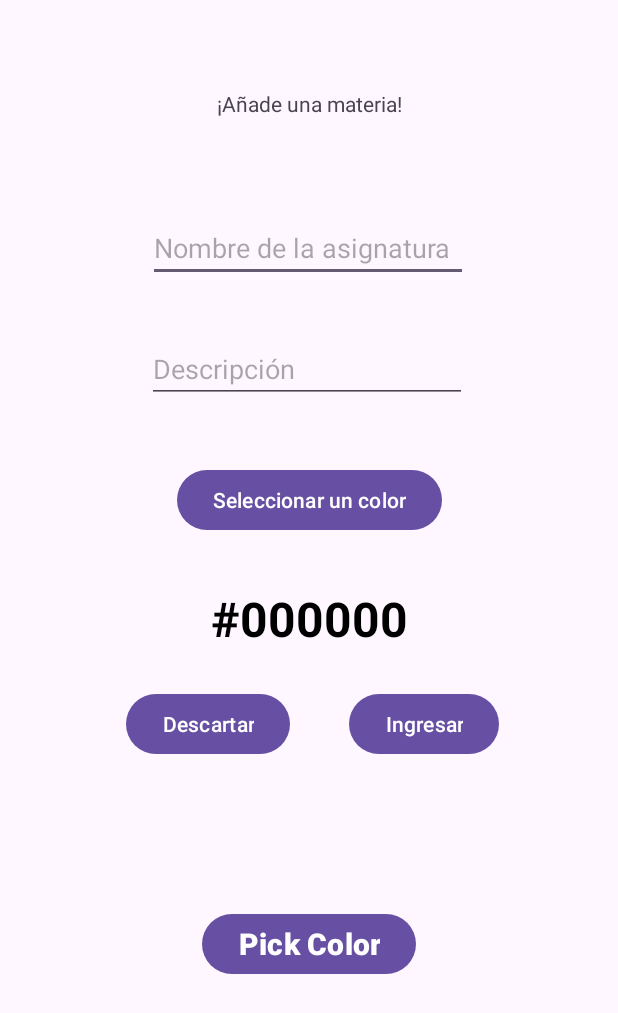
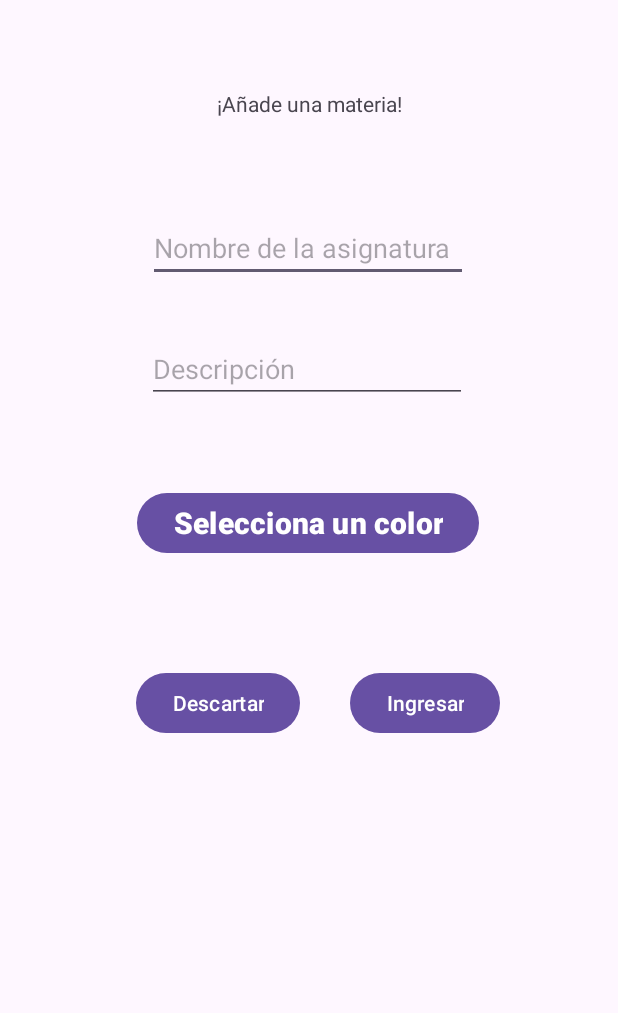
Before and after one commit to EmmanuelGiron/DSM-Proyecto-Final, an Android app: the screen it shows after launch (IngresoMateriaActivity), on a phone screen of 412 x 824 dp. Shown: the top 1013 px of the screen. Run offline under Robolectric (Android 15) with nearby library versions, the phone set to English and light mode, and no system bars; our stand-ins replace Firebase (no records; nobody signed in at launch, a user with empty details on screens opened directly).

Commit message:
Cmabio en el nombre de archvios xml

```diff
--- a/app/build.gradle.kts
+++ b/app/build.gradle.kts
@@ -1,6 +1,7 @@
 plugins {
     id("com.android.application")
     id("org.jetbrains.kotlin.android")
+    id("com.google.gms.google-services")
 }
 
 android {
@@ -44,6 +45,8 @@ dependencies {
     implementation("androidx.appcompat:appcompat:1.6.1")
     implementation("com.google.android.material:material:1.11.0")
     implementation("androidx.constraintlayout:constraintlayout:2.1.4")
+    implementation(platform("com.google.firebase:firebase-bom:32.8.1"))
+    implementation ("com.google.firebase:firebase-database-ktx:20.3.1")
     testImplementation("junit:junit:4.13.2")
     androidTestImplementation("androidx.test.ext:junit:1.1.5")
     androidTestImplementation("androidx.test.espresso:espresso-core:3.5.1")
--- a/app/src/main/AndroidManifest.xml
+++ b/app/src/main/AndroidManifest.xml
@@ -17,7 +17,7 @@
             android:exported="true">
         </activity>
         <activity
-            android:name=".IngresoMateriaActivity"
+            android:name=".Administrador.IngresoMateriaActivity"
             android:exported="true">
             <intent-filter>
                 <action android:name="android.intent.action.MAIN" />
--- a/app/src/main/java/com/example/dsmproyectocatedraac180847mm200149mh192214gc180313/IngresoMateriaActivity.kt
+++ b/app/src/main/java/com/example/dsmproyectocatedraac180847mm200149mh192214gc180313/Administrador/IngresoMateriaActivity.kt
@@ -1,17 +1,31 @@
-package com.example.dsmproyectocatedraac180847mm200149mh192214gc180313
+package com.example.dsmproyectocatedraac180847mm200149mh192214gc180313.Administrador
 
 import android.app.Dialog
 import android.graphics.Color
 import androidx.appcompat.app.AppCompatActivity
 import android.os.Bundle
 import android.widget.Button
+import android.widget.EditText
 import android.widget.LinearLayout
 import android.widget.SeekBar
 import android.widget.TextView
+import androidx.appcompat.app.AlertDialog
+import com.example.dsmproyectocatedraac180847mm200149mh192214gc180313.R
 import com.example.dsmproyectocatedraac180847mm200149mh192214gc180313.databinding.RgbLayoutDialogBinding
-
+import com.google.firebase.database.FirebaseDatabase
 
 class IngresoMateriaActivity: AppCompatActivity() {
+    //Conexion con firebase
+    val database = FirebaseDatabase.getInstance()
+    val reference = database.getReference("materias")
+
+    class Materia {
+        var nombre = ""
+        var descripcion = ""
+        var color = ""
+    }
+
+    val materia = Materia()
 
     private val rgbLayoutDialogBinding : RgbLayoutDialogBinding by lazy {
         RgbLayoutDialogBinding.inflate(layoutInflater)
@@ -19,7 +33,17 @@ class IngresoMateriaActivity: AppCompatActivity() {
 
     override fun onCreate(savedInstanceState: Bundle?) {
         super.onCreate(savedInstanceState)
-        setContentView(R.layout.activity_ingreso_materia)
+        setContentView(R.layout.administrador_ingreso_materia)
+        //Datos form de ingreso de materia
+        var txtNombreMateria = EditText(this)
+        var txtDescripcionMateria = EditText(this)
+        var btnIngresarMateria = Button(this)
+
+        txtNombreMateria = findViewById(R.id.txtMateria)
+        txtDescripcionMateria = findViewById(R.id.txtDescripcionMateria)
+        btnIngresarMateria = findViewById(R.id.btnIngresarMateria)
+
+        //Parte del color picker
         val colorTxt = findViewById<TextView>(R.id.colorTxt)
         val pickColorBtn = findViewById<Button>(R.id.pickColorBtn)
 
@@ -64,7 +88,43 @@ class IngresoMateriaActivity: AppCompatActivity() {
             rgbDialog.show()
         }
 
+        //Ingreso de una materia a la base
+        btnIngresarMateria.setOnClickListener{
+            materia.nombre = txtNombreMateria.text.toString()
+            materia.descripcion = txtDescripcionMateria.text.toString()
+            materia.color = colorTxt.text.toString()
 
+            val builder = AlertDialog.Builder(this)
+
+            if(materia.nombre != "" && materia.descripcion != "")
+            {  //Ingreso a la base de datos firebase
+                val ticketRef = reference.push()
+                ticketRef.setValue(materia)
+
+                //Alerta de confirmacion
+
+                builder.setTitle("Resultado")
+                builder.setMessage("Materia ingresada con éxito!")
+
+                builder.setPositiveButton("Aceptar") { dialog, which ->
+                    //val intent = Intent(this,ListaTicket::class.java)
+                    //startActivity(intent)
+                    txtNombreMateria.setText("")
+                    txtDescripcionMateria.setText("")
+                    colorTxt.setText("#000000")
+
+                }
+            }else {
+                builder.setTitle("Atención!!")
+                builder.setMessage("Debe llenar todos los campos!")
+                builder.setPositiveButton("Aceptar") { dialog, which ->
+
+                }
+            }
+            // Mostrando la alerta
+            val dialog: AlertDialog = builder.create()
+            dialog.show()
+        }
     }
 
     private fun setOnSeekbar(type:String, typeTxt:TextView,seekBar: SeekBar,colorTxt:TextView) {
--- a/app/src/main/java/com/example/dsmproyectocatedraac180847mm200149mh192214gc180313/MainActivity.kt
+++ b/app/src/main/java/com/example/dsmproyectocatedraac180847mm200149mh192214gc180313/MainActivity.kt
@@ -6,7 +6,7 @@ import android.os.Bundle
 class MainActivity : AppCompatActivity() {
     override fun onCreate(savedInstanceState: Bundle?) {
         super.onCreate(savedInstanceState)
-        setContentView(R.layout.activity_main)
+        setContentView(R.layout.cliente_lista_materias)
     }
 
 
--- a/app/src/main/res/layout/activity_ingreso_materia.xml
+++ b/app/src/main/res/layout/administrador_ingreso_materia.xml
@@ -32,7 +32,7 @@
         app:layout_constraintVertical_bias="0.183" />
 
     <EditText
-        android:id="@+id/txtDescripcion"
+        android:id="@+id/txtDescripcionMateria"
         android:layout_width="wrap_content"
         android:layout_height="wrap_content"
         android:ems="10"
@@ -47,28 +47,16 @@
         app:layout_constraintVertical_bias="0.287" />
 
     <Button
-        android:id="@+id/colorPickerButton"
-        android:layout_width="wrap_content"
-        android:layout_height="wrap_content"
-        android:text="Seleccionar un color"
-        android:onClick="openColorPicker"
-        app:layout_constraintBottom_toBottomOf="parent"
-        app:layout_constraintEnd_toEndOf="parent"
-        app:layout_constraintStart_toStartOf="parent"
-        app:layout_constraintTop_toTopOf="parent"
-        app:layout_constraintVertical_bias="0.399" />
-
-    <Button
         android:id="@+id/btnIngresarMateria"
         android:layout_width="wrap_content"
         android:layout_height="wrap_content"
         android:text="Ingresar"
         app:layout_constraintBottom_toBottomOf="parent"
         app:layout_constraintEnd_toEndOf="parent"
-        app:layout_constraintHorizontal_bias="0.746"
+        app:layout_constraintHorizontal_bias="0.748"
         app:layout_constraintStart_toStartOf="parent"
         app:layout_constraintTop_toTopOf="parent"
-        app:layout_constraintVertical_bias="0.591" />
+        app:layout_constraintVertical_bias="0.573" />
 
     <Button
         android:id="@+id/btnDescartarMateria"
@@ -77,10 +65,10 @@
         android:text="Descartar"
         app:layout_constraintBottom_toBottomOf="parent"
         app:layout_constraintEnd_toEndOf="parent"
-        app:layout_constraintHorizontal_bias="0.278"
+        app:layout_constraintHorizontal_bias="0.299"
         app:layout_constraintStart_toStartOf="parent"
         app:layout_constraintTop_toTopOf="parent"
-        app:layout_constraintVertical_bias="0.591" />
+        app:layout_constraintVertical_bias="0.573" />
 
     <TextView
         android:id="@+id/colorTxt"
@@ -90,23 +78,27 @@
         android:textColor="@color/black"
         android:textSize="32sp"
         android:textStyle="bold"
+        android:visibility="invisible"
         app:layout_constraintBottom_toBottomOf="parent"
         app:layout_constraintEnd_toEndOf="parent"
+        app:layout_constraintHorizontal_bias="0.492"
         app:layout_constraintStart_toStartOf="parent"
-        app:layout_constraintTop_toTopOf="parent" />
+        app:layout_constraintTop_toTopOf="parent"
+        app:layout_constraintVertical_bias="0.976" />
 
     <Button
         android:id="@+id/pickColorBtn"
         android:layout_width="wrap_content"
         android:layout_height="wrap_content"
-        android:text="Pick Color"
+        android:text="Selecciona un color"
         android:textSize="20sp"
         android:textStyle="bold"
         app:layout_constraintBottom_toBottomOf="parent"
         app:layout_constraintEnd_toEndOf="parent"
+        app:layout_constraintHorizontal_bias="0.497"
         app:layout_constraintStart_toStartOf="parent"
-        app:layout_constraintTop_toBottomOf="@+id/colorTxt" />
-
+        app:layout_constraintTop_toTopOf="parent"
+        app:layout_constraintVertical_bias="0.418" />
 
 
 </androidx.constraintlayout.widget.ConstraintLayout>
--- a/build.gradle.kts
+++ b/build.gradle.kts
@@ -2,4 +2,5 @@
 plugins {
     id("com.android.application") version "8.2.2" apply false
     id("org.jetbrains.kotlin.android") version "1.9.22" apply false
+    id("com.google.gms.google-services") version "4.4.1" apply false
 }
```
Also changed, not shown: app/src/main/res/layout/item_materia.xml (added, +65 -0 lines), app/src/main/res/layout/administrador_editar_materia.xml (renamed from app/src/main/res/layout/activity_editar_materia.xml), app/src/main/res/layout/administrador_editar_termino.xml (renamed from app/src/main/res/layout/activity_editar_termino.xml), app/src/main/res/layout/administrador_ingreso_termino.xml (renamed from app/src/main/res/layout/activity_ingreso_termino.xml), app/src/main/res/layout/administrador_lista_materias.xml (renamed from app/src/main/res/layout/activity_lista_terminos_administrador.xml), app/src/main/res/layout/administrador_lista_terminos.xml (renamed from app/src/main/res/layout/activity_lista_terminos_cliente.xml), app/src/main/res/layout/cliente_lista_materias.xml (renamed from app/src/main/res/layout/activity_main.xml), app/src/main/res/layout/cliente_lista_terminos.xml (renamed from app/src/main/res/layout/activity_login.xml), app/src/main/res/layout/cliente_tarjeta.xml (renamed from app/src/main/res/layout/activity_main_administrador.xml), app/src/main/res/layout/registro_login.xml (renamed from app/src/main/res/layout/activity_signup.xml), app/src/main/res/layout/registro_signup.xml (renamed from app/src/main/res/layout/activity_tarjeta.xml), 1 other file.
